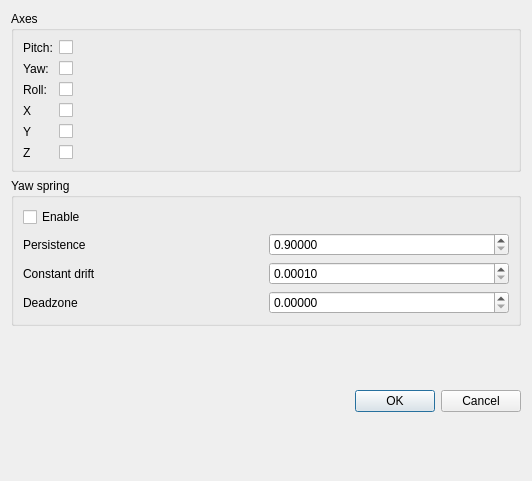
This is ftnoir_tracker_rift/ftnoir_rift_clientcontrols.ui in opentrack/opentrack as Qt 5 draws it before an edit. The edited form follows.
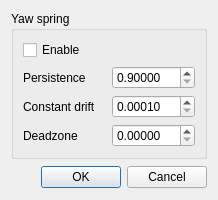
This is the edited form. Icons and pictures are not drawn.

The edit to the form file:
```diff
--- a/ftnoir_tracker_rift/ftnoir_rift_clientcontrols.ui
+++ b/ftnoir_tracker_rift/ftnoir_rift_clientcontrols.ui
@@ -9,8 +9,8 @@
    <rect>
     <x>0</x>
     <y>0</y>
-    <width>532</width>
-    <height>481</height>
+    <width>218</width>
+    <height>200</height>
    </rect>
   </property>
   <property name="sizePolicy">
@@ -33,7 +33,7 @@
    <bool>false</bool>
   </property>
   <layout class="QGridLayout" name="gridLayout_2">
-   <item row="2" column="0">
+   <item row="0" column="0">
     <widget class="QGroupBox" name="groupBox">
      <property name="title">
       <string>Yaw spring</string>
@@ -151,7 +151,7 @@
      </layout>
     </widget>
    </item>
-   <item row="3" column="0">
+   <item row="1" column="0">
     <widget class="QDialogButtonBox" name="buttonBox">
      <property name="sizePolicy">
       <sizepolicy hsizetype="Preferred" vsizetype="Preferred">
@@ -164,198 +164,6 @@
      </property>
     </widget>
    </item>
-   <item row="0" column="0">
-    <widget class="QGroupBox" name="groupBox_3">
-     <property name="title">
-      <string>Axes</string>
-     </property>
-     <property name="flat">
-      <bool>false</bool>
-     </property>
-     <layout class="QFormLayout" name="formLayout_2">
-      <property name="fieldGrowthPolicy">
-       <enum>QFormLayout::ExpandingFieldsGrow</enum>
-      </property>
-      <item row="0" column="0">
-       <widget class="QLabel" name="label_6">
-        <property name="sizePolicy">
-         <sizepolicy hsizetype="Preferred" vsizetype="Preferred">
-          <horstretch>0</horstretch>
-          <verstretch>0</verstretch>
-         </sizepolicy>
-        </property>
-        <property name="text">
-         <string>Pitch:</string>
-        </property>
-       </widget>
-      </item>
-      <item row="0" column="1">
-       <widget class="QCheckBox" name="chkEnablePitch">
-        <property name="sizePolicy">
-         <sizepolicy hsizetype="Minimum" vsizetype="Preferred">
-          <horstretch>0</horstretch>
-          <verstretch>0</verstretch>
-         </sizepolicy>
-        </property>
-        <property name="maximumSize">
-         <size>
-          <width>20</width>
-          <height>16777215</height>
-         </size>
-        </property>
-        <property name="layoutDirection">
-         <enum>Qt::LeftToRight</enum>
-        </property>
-        <property name="styleSheet">
-         <string notr="true"/>
-        </property>
-        <property name="text">
-         <string/>
-        </property>
-       </widget>
-      </item>
-      <item row="1" column="0">
-       <widget class="QLabel" name="label_9">
-        <property name="sizePolicy">
-         <sizepolicy hsizetype="Preferred" vsizetype="Preferred">
-          <horstretch>0</horstretch>
-          <verstretch>0</verstretch>
-         </sizepolicy>
-        </property>
-        <property name="text">
-         <string>Yaw:</string>
-        </property>
-       </widget>
-      </item>
-      <item row="1" column="1">
-       <widget class="QCheckBox" name="chkEnableYaw">
-        <property name="sizePolicy">
-         <sizepolicy hsizetype="Minimum" vsizetype="Preferred">
-          <horstretch>0</horstretch>
-          <verstretch>0</verstretch>
-         </sizepolicy>
-        </property>
-        <property name="maximumSize">
-         <size>
-          <width>20</width>
-          <height>16777215</height>
-         </size>
-        </property>
-        <property name="layoutDirection">
-         <enum>Qt::LeftToRight</enum>
-        </property>
-        <property name="text">
-         <string/>
-        </property>
-       </widget>
-      </item>
-      <item row="2" column="0">
-       <widget class="QLabel" name="label_11">
-        <property name="sizePolicy">
-         <sizepolicy hsizetype="Preferred" vsizetype="Preferred">
-          <horstretch>0</horstretch>
-          <verstretch>0</verstretch>
-         </sizepolicy>
-        </property>
-        <property name="text">
-         <string>Roll:</string>
-        </property>
-       </widget>
-      </item>
-      <item row="2" column="1">
-       <widget class="QCheckBox" name="chkEnableRoll">
-        <property name="sizePolicy">
-         <sizepolicy hsizetype="Minimum" vsizetype="Preferred">
-          <horstretch>0</horstretch>
-          <verstretch>0</verstretch>
-         </sizepolicy>
-        </property>
-        <property name="maximumSize">
-         <size>
-          <width>20</width>
-          <height>16777215</height>
-         </size>
-        </property>
-        <property name="layoutDirection">
-         <enum>Qt::LeftToRight</enum>
-        </property>
-        <property name="text">
-         <string/>
-        </property>
-       </widget>
-      </item>
-      <item row="3" column="0">
-       <widget class="QLabel" name="label_7">
-        <property name="sizePolicy">
-         <sizepolicy hsizetype="Preferred" vsizetype="Preferred">
-          <horstretch>0</horstretch>
-          <verstretch>0</verstretch>
-         </sizepolicy>
-        </property>
-        <property name="text">
-         <string>X</string>
-        </property>
-       </widget>
-      </item>
-      <item row="3" column="1">
-       <widget class="QCheckBox" name="chkEnableX">
-        <property name="layoutDirection">
-         <enum>Qt::LeftToRight</enum>
-        </property>
-        <property name="text">
-         <string/>
-        </property>
-       </widget>
-      </item>
-      <item row="4" column="0">
-       <widget class="QLabel" name="label_8">
-        <property name="sizePolicy">
-         <sizepolicy hsizetype="Preferred" vsizetype="Preferred">
-          <horstretch>0</horstretch>
-          <verstretch>0</verstretch>
-         </sizepolicy>
-        </property>
-        <property name="text">
-         <string>Y</string>
-        </property>
-       </widget>
-      </item>
-      <item row="4" column="1">
-       <widget class="QCheckBox" name="chkEnableY">
-        <property name="layoutDirection">
-         <enum>Qt::LeftToRight</enum>
-        </property>
-        <property name="text">
-         <string/>
-        </property>
-       </widget>
-      </item>
-      <item row="5" column="0">
-       <widget class="QLabel" name="label_10">
-        <property name="sizePolicy">
-         <sizepolicy hsizetype="Preferred" vsizetype="Preferred">
-          <horstretch>0</horstretch>
-          <verstretch>0</verstretch>
-         </sizepolicy>
-        </property>
-        <property name="text">
-         <string>Z</string>
-        </property>
-       </widget>
-      </item>
-      <item row="5" column="1">
-       <widget class="QCheckBox" name="chkEnableZ">
-        <property name="layoutDirection">
-         <enum>Qt::LeftToRight</enum>
-        </property>
-        <property name="text">
-         <string/>
-        </property>
-       </widget>
-      </item>
-     </layout>
-    </widget>
-   </item>
   </layout>
  </widget>
  <resources/>
```
